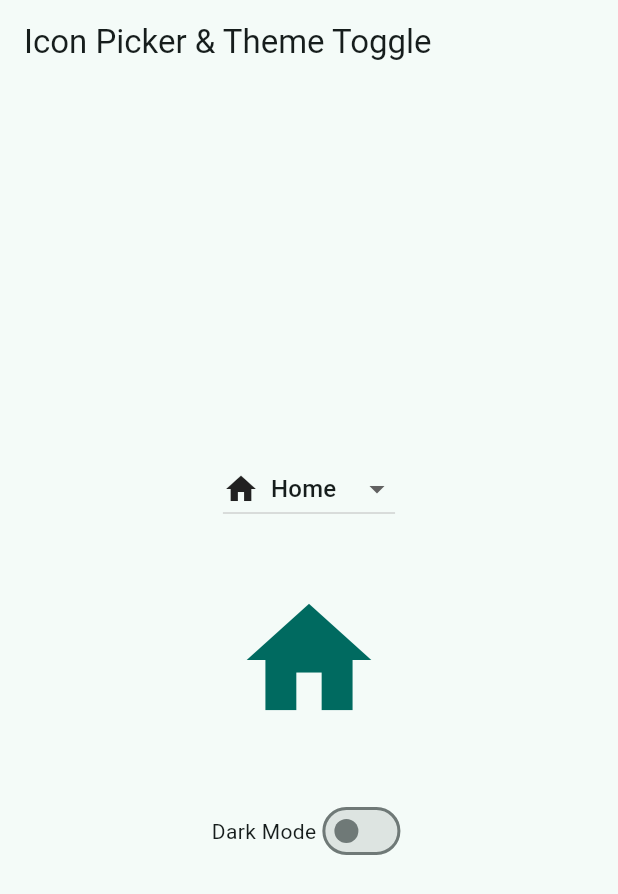
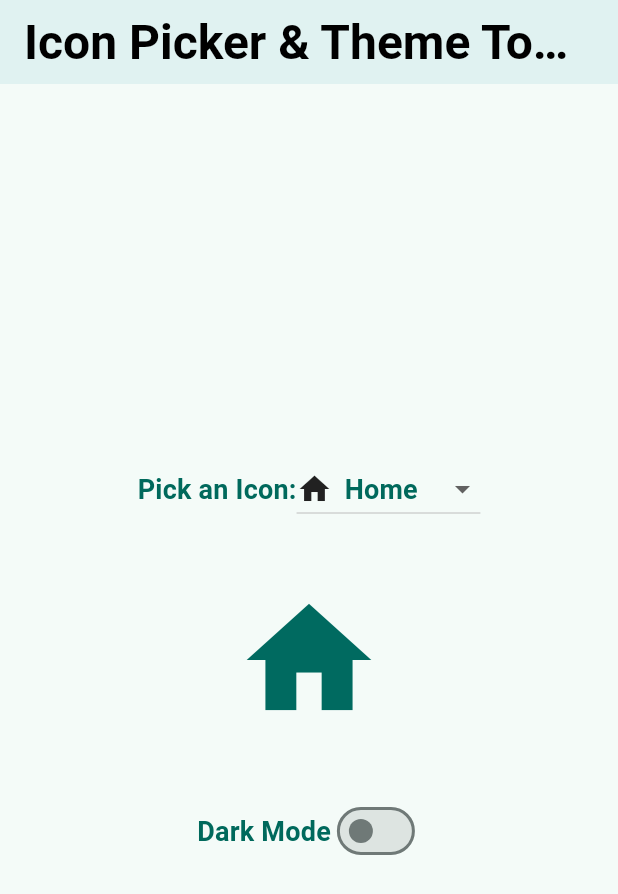
Before and after one commit to MrHamaad/toggle_and_pick, a Flutter app: the screen it shows after launch, on a phone screen of 412 x 824 dp. Shown: the top 894 px of the screen. Run offline on Flutter 3.47's test engine with Material 3 defaults, Android fonts, the phone set to English and light mode, and no system bars.

Commit message:
addded Text styles in theme for heading and titles

```diff
--- a/lib/main.dart
+++ b/lib/main.dart
@@ -26,6 +26,22 @@
           brightness: Brightness.light,
         ),
         useMaterial3: true,
+        textTheme: TextTheme(
+          headlineLarge: TextStyle(
+            fontSize: 32,
+            fontWeight: FontWeight.bold,
+            color: Colors.black,
+          ),
+          titleMedium: TextStyle(
+            fontSize: 18,
+            fontWeight: FontWeight.w600,
+            color: Colors.teal[800],
+          ),
+        ),
+        appBarTheme: AppBarTheme(
+          backgroundColor: Colors.teal[50],
+          elevation: 0,
+        ),
       ),
       darkTheme: ThemeData(
         colorScheme: ColorScheme.fromSeed(
@@ -33,6 +49,22 @@
           brightness: Brightness.dark,
         ),
         useMaterial3: true,
+        textTheme: TextTheme(
+          headlineLarge: TextStyle(
+            fontSize: 32,
+            fontWeight: FontWeight.bold,
+            color: Colors.white,
+          ),
+          titleMedium: TextStyle(
+            fontSize: 18,
+            fontWeight: FontWeight.w600,
+            color: Colors.teal[200],
+          ),
+        ),
+        appBarTheme: AppBarTheme(
+          backgroundColor: Colors.grey[900],
+          elevation: 0,
+        ),
       ),
       themeMode: _themeMode,
       home: HomeScreen(onThemeChanged: _toggleTheme),
@@ -66,13 +98,24 @@
 
     return Scaffold(
       appBar: AppBar(
-        title: Text('Icon Picker & Theme Toggle'),
+        title: Text(
+          'Icon Picker & Theme Toggle',
+          style: Theme.of(context).textTheme.headlineLarge,
+        ),
       ),
       body: Padding(
         padding: const EdgeInsets.all(24.0),
         child: Column(
           mainAxisAlignment: MainAxisAlignment.center,
           children: [
+            Row(
+              mainAxisAlignment: MainAxisAlignment.center,
+              children: [
+                Text(
+                  'Pick an Icon:',
+                  style: Theme.of(context).textTheme.titleMedium,
+                ),
+                SizedBox(height: 10),
                 DropdownButton<IconData>(
                   value: _selectedIcon,
                   onChanged: (IconData? newIcon) {
@@ -95,6 +138,8 @@
                     );
                   }).toList(),
                 ),
+              ],
+            ),
             SizedBox(height: 40),
             Icon(
               _selectedIcon,
@@ -105,7 +150,10 @@
             Row(
               mainAxisAlignment: MainAxisAlignment.center,
               children: [
-                Text('Dark Mode'),
+                Text(
+                  'Dark Mode',
+                  style: Theme.of(context).textTheme.titleMedium,
+                ),
                 Switch(
                   value: isDark,
                   onChanged: widget.onThemeChanged,
```
Lines whose indentation alone changed are shown as unchanged.
